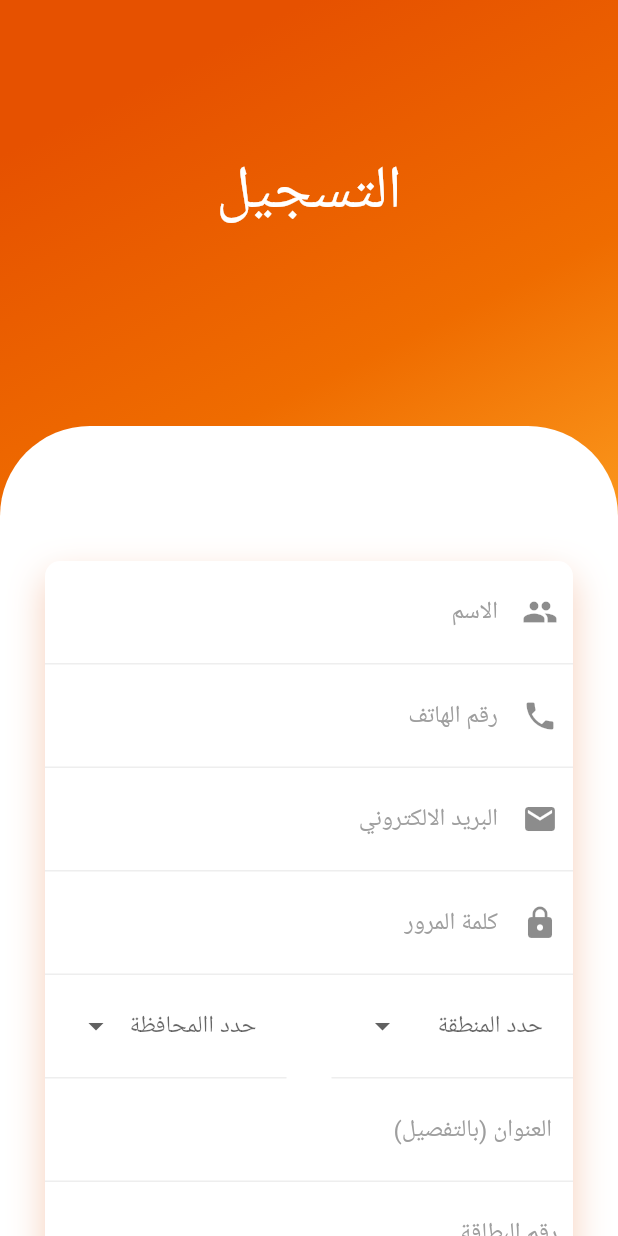
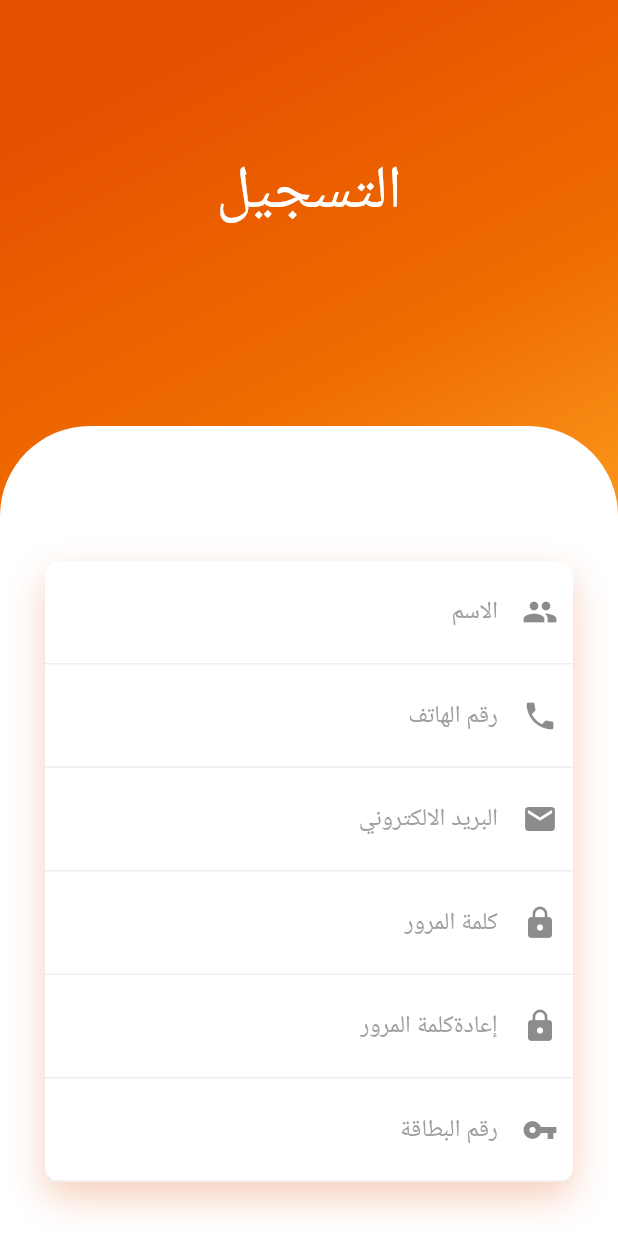
Before and after one commit to esraaahmed6/Tamwink, a Flutter app: the Repage screen opened by its route, on a phone screen of 412 x 824 dp. Run offline on Flutter 3.47's test engine with Material 2 defaults, Android fonts, the phone set to English and light mode, and no system bars; our stand-ins replace cloud_firestore, firebase_auth, fluttertoast, shared_preferences, simple_animations; missing offline and left inert: auto_direction, credit_card; accounts and stored records are empty.

Commit message:
Esraa Commit

```diff
--- a/lib/auth/regiter_page.dart
+++ b/lib/auth/regiter_page.dart
@@ -16,6 +16,7 @@ class _RepageState extends State<Repage> {
   TextEditingController email = new TextEditingController();
   TextEditingController password = new TextEditingController();
   TextEditingController re_password = new TextEditingController();
+  TextEditingController ration_card = new TextEditingController();
   final scaffoldKey = new GlobalKey<ScaffoldState>();
   BuildContext context;
   AppMethods appMethod = new FirebaseMethods();
@@ -169,8 +170,27 @@ class _RepageState extends State<Repage> {
                                           controller: password,
                                         ),
                                       ),
+                                      Container(
+                                        padding: EdgeInsets.all(10),
+                                        decoration: BoxDecoration(
+                                            border: Border(bottom: BorderSide(
+                                                color: Colors.grey[200]))
+                                        ),
+                                        child: TextField(
+                                          // ignore: missing_return
 
-                                      Row(
+                                          decoration: InputDecoration(
+                                              hintText: "إعادةكلمة المرور",
+                                              hintStyle: TextStyle(
+                                                  color: Colors.grey),
+                                              border: InputBorder.none,
+                                              icon: Icon(Icons.lock)
+                                          ),
+                                          controller: re_password,
+                                        ),
+                                      ),
+
+                                    /*  Row(
                                         children: <Widget>[
                                           Expanded(
                                               child: Container(
@@ -264,7 +284,7 @@ class _RepageState extends State<Repage> {
                                           ),
 
                                         ),
-                                      ),
+                                      ),*/
                                       Container(
                                         padding: EdgeInsets.all(10),
                                         decoration: BoxDecoration(
@@ -277,9 +297,10 @@ class _RepageState extends State<Repage> {
                                               hintText: "رقم البطاقة",
                                               hintStyle: TextStyle(
                                                   color: Colors.grey),
-                                              border: InputBorder.none
+                                              border: InputBorder.none,
+                                              icon: Icon(Icons.vpn_key)
                                           ),
-
+                                          controller: ration_card,
                                         ),
                                       ),
                                     ],
@@ -367,7 +388,7 @@ class _RepageState extends State<Repage> {
       return;
     }
 
-    /*   if (re_password.text == "") {
+     if (re_password.text == "") {
             showSnackBar("Re-Password cannot be empty", scaffoldKey);
             return;
           }
@@ -376,7 +397,7 @@ class _RepageState extends State<Repage> {
             showSnackBar("Passwords don't match", scaffoldKey);
             return;
           }
-*/
+
     displayProgressDialog(context);
     String response = await appMethod.createUserAccount(
         fullname: fullname.text,
--- a/lib/services/app_data.dart
+++ b/lib/services/app_data.dart
@@ -8,6 +8,7 @@ const String userID = "userID";
 const String acctFullName = "acctFullName";
 const String phoneNumber = "phoneNumber";
 const String userEmail = "userEmail";
+const String ration_num ="ration_num";
 const String userPassword = "userPassword";
 const String photoURL = "photoURL";
 const String loggedIN = "loggedIN";
--- a/lib/services/firebase_methods.dart
+++ b/lib/services/firebase_methods.dart
@@ -13,7 +13,7 @@ class FirebaseMethods implements AppMethods {
 
   @override
   Future<String> createUserAccount(
-      {String fullname, String phone, String email, String password}) async {
+      {String fullname, String phone, String email, String password,String ration_num}) async {
     // TODO: implement createUserAccount
     FirebaseUser user;
 
@@ -32,13 +32,15 @@ class FirebaseMethods implements AppMethods {
           acctFullName: fullname,
           userEmail: email,
           userPassword: password,
-          phoneNumber: phone
+          phoneNumber: phone,
+          ration_num:ration_num
         });
 
         writeDataLocally(key: userID, value: user.uid);
         writeDataLocally(key: fullname, value: fullname);
         writeDataLocally(key: userEmail, value: userEmail);
         writeDataLocally(key: userPassword, value: password);
+        writeDataLocally(key: ration_num, value: ration_num);
       }
     } on PlatformException catch (e) {
       //print(e.details);
```
